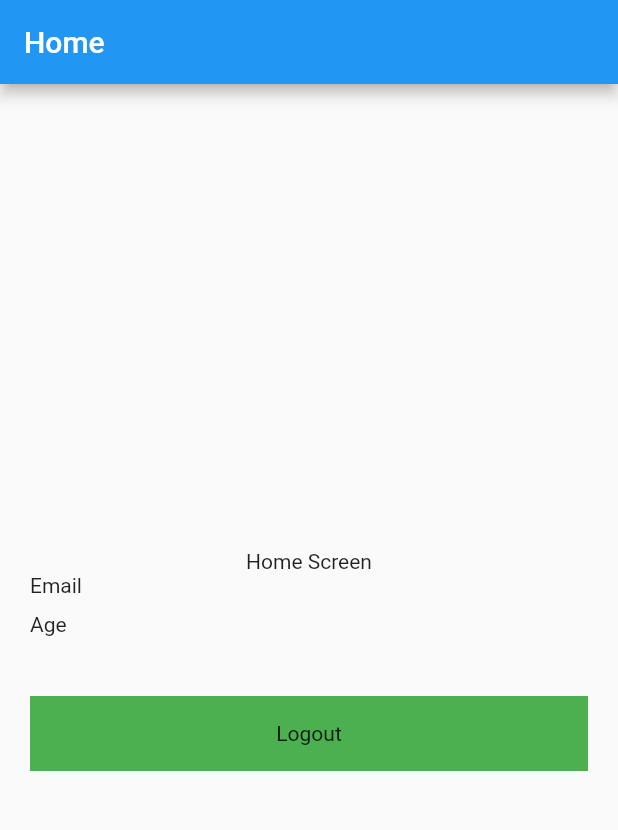
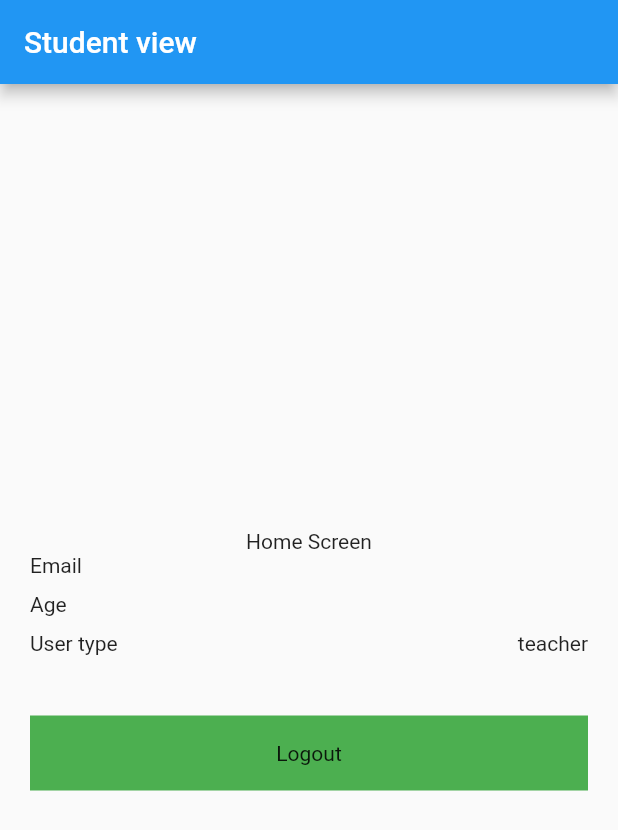
Before and after one commit to Nitinjiwnani/multi_role_base_app, a Flutter app: the screen it shows after launch, after a tap on "Sign up", on a phone screen of 412 x 824 dp. Shown: the top 830 px of the screen. Run offline on Flutter 3.47's test engine with Material 2 defaults, Android fonts, the phone set to English and light mode, and no system bars; our stand-ins replace shared_preferences; missing offline and left inert: dart:ffi.

Commit message:
user type done, end.

```diff
--- a/lib/login_screen.dart
+++ b/lib/login_screen.dart
@@ -5,6 +5,7 @@ import 'package:flutter/material.dart';
 import 'package:flutter/src/foundation/key.dart';
 import 'package:flutter/src/widgets/framework.dart';
 import 'package:multi_role_base_app/home_screen.dart';
+import 'package:multi_role_base_app/student_screen.dart';
 import 'package:shared_preferences/shared_preferences.dart';
 
 class LoginScreen extends StatefulWidget {
@@ -63,11 +64,12 @@ class _LoginScreenState extends State<LoginScreen> {
 
                 sp.setString('email', emailController.text.toString());
                 sp.setString('age', ageController.text.toString());
-
+                // admin, student, teacher
+                sp.setString('userType', 'teacher');
                 sp.setBool('isLogin', true);
 
                 Navigator.push(context,
-                    MaterialPageRoute(builder: ((context) => HomeScreen())));
+                    MaterialPageRoute(builder: ((context) => StudentScreen())));
               },
               child: Container(
                 height: 50,
--- a/lib/splash_screen.dart
+++ b/lib/splash_screen.dart
@@ -3,6 +3,8 @@ import 'dart:async';
 import 'package:flutter/material.dart';
 import 'package:multi_role_base_app/home_screen.dart';
 import 'package:multi_role_base_app/login_screen.dart';
+import 'package:multi_role_base_app/student_screen.dart';
+import 'package:multi_role_base_app/teacher_screen.dart';
 import 'package:shared_preferences/shared_preferences.dart';
 
 class SplashScreen extends StatefulWidget {
@@ -24,14 +26,30 @@ class _SplashScreenState extends State<SplashScreen> {
     SharedPreferences sp = await SharedPreferences.getInstance();
 
     bool isLogin = sp.getBool('isLogin') ?? false;
+    String userType = sp.getString('userType') ?? '';
     if (isLogin) {
-      Timer(
-        Duration(seconds: 3),
-        () {
+      if (userType == 'student') {
+        Timer(
+          Duration(seconds: 3),
+          () {
+            Navigator.push(context,
+                MaterialPageRoute(builder: (context) => StudentScreen()));
+          },
+        );
+      } else if (userType == 'teacher') {
+        Timer(
+          Duration(seconds: 3),
+          () {
+            Navigator.push(context,
+                MaterialPageRoute(builder: (context) => teacherScreen()));
+          },
+        );
+      } else {
+        Timer(Duration(seconds: 3), () {
           Navigator.push(
               context, MaterialPageRoute(builder: (context) => HomeScreen()));
-        },
-      );
+        });
+      }
     } else {
       Timer(
         Duration(seconds: 3),
--- /dev/null
+++ b/lib/student_screen.dart
@@ -0,0 +1,96 @@
+import 'package:flutter/cupertino.dart';
+import 'package:flutter/material.dart';
+import 'package:flutter/src/foundation/key.dart';
+import 'package:flutter/src/widgets/framework.dart';
+import 'package:multi_role_base_app/login_screen.dart';
+import 'package:shared_preferences/shared_preferences.dart';
+
+class StudentScreen extends StatefulWidget {
+  const StudentScreen({Key? key}) : super(key: key);
+
+  @override
+  State<StudentScreen> createState() => _StudentScreenState();
+}
+
+class _StudentScreenState extends State<StudentScreen> {
+  String email = '', age = '', type = '';
+  @override
+  void initState() {
+    // TODO: implement initState
+    super.initState();
+    loadData();
+  }
+
+  loadData() async {
+    SharedPreferences sp = await SharedPreferences.getInstance();
+    email = sp.getString('email') ?? '';
+    age = sp.getString('age') ?? '';
+    type = sp.getString('userType') ?? '';
+    setState(() {});
+  }
+
+  @override
+  Widget build(BuildContext context) {
+    return Scaffold(
+      appBar: AppBar(
+        title: Text('Student view'),
+        automaticallyImplyLeading: false,
+      ),
+      body: Padding(
+        padding: const EdgeInsets.all(20.0),
+        child: Column(
+          mainAxisAlignment: MainAxisAlignment.center,
+          crossAxisAlignment: CrossAxisAlignment.center,
+          children: [
+            Text('Home Screen'),
+            Row(
+              mainAxisAlignment: MainAxisAlignment.spaceBetween,
+              children: [
+                Text('Email'),
+                Text(email.toString()),
+              ],
+            ),
+            SizedBox(
+              height: 10,
+            ),
+            Row(
+              mainAxisAlignment: MainAxisAlignment.spaceBetween,
+              children: [
+                Text('Age'),
+                Text(age.toString()),
+              ],
+            ),
+            SizedBox(
+              height: 10,
+            ),
+            Row(
+              mainAxisAlignment: MainAxisAlignment.spaceBetween,
+              children: [
+                Text('User type'),
+                Text(type.toString()),
+              ],
+            ),
+            SizedBox(
+              height: 40,
+            ),
+            InkWell(
+              onTap: () async {
+                SharedPreferences sp = await SharedPreferences.getInstance();
+                sp.clear();
+
+                Navigator.push(context,
+                    MaterialPageRoute(builder: ((context) => LoginScreen())));
+              },
+              child: Container(
+                height: 50,
+                width: double.infinity,
+                color: Colors.green,
+                child: Center(child: Text('Logout')),
+              ),
+            )
+          ],
+        ),
+      ),
+    );
+  }
+}
```
Also changed, not shown: lib/teacher_screen.dart (added, +96 -0 lines).
